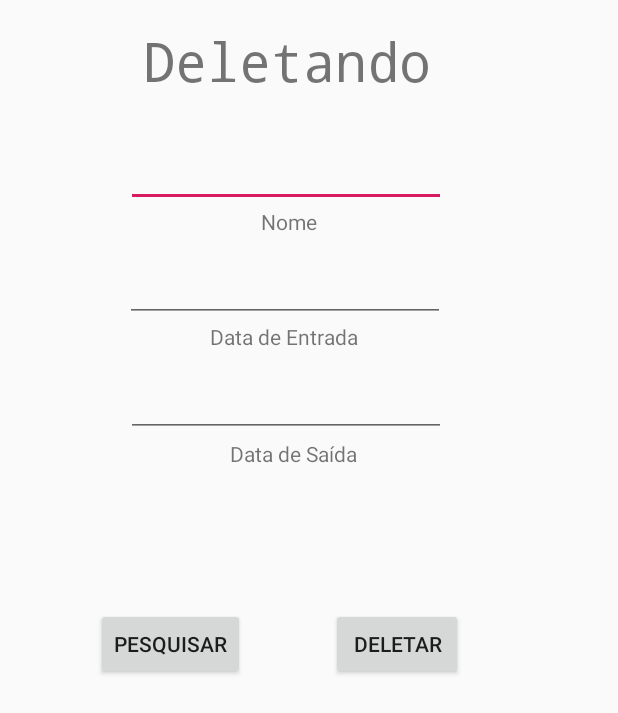
After one commit to FilipiLuvatos/Hotel-CC4652, an Android app: the layout delete_do_cliente.xml on its own in the app's theme, with its tools: preview values and no code run, on a phone screen of 412 x 824 dp. The commit adds this screen. Shown: the top 713 px of the screen. Run offline under Robolectric (Android 15) with nearby library versions, the phone set to English and light mode, and no system bars.

Commit message:
Fase 3.5
Finalizando pagina de delete

```diff
--- /dev/null
+++ b/HotelCC4652DP/app/src/main/res/layout/delete_do_cliente.xml
@@ -0,0 +1,110 @@
+<?xml version="1.0" encoding="utf-8"?>
+<android.support.constraint.ConstraintLayout
+    xmlns:android="http://schemas.android.com/apk/res/android"
+    xmlns:app="http://schemas.android.com/apk/res-auto"
+    xmlns:tools="http://schemas.android.com/tools"
+    android:layout_width="match_parent"
+    android:layout_height="match_parent">
+
+    <TextView
+        android:id="@+id/textView3"
+        android:layout_width="wrap_content"
+        android:layout_height="wrap_content"
+        android:layout_marginStart="95dp"
+        android:layout_marginLeft="95dp"
+        android:layout_marginTop="16dp"
+        android:text="Deletando"
+        android:textSize="36sp"
+        app:fontFamily="monospace"
+        app:layout_constraintStart_toStartOf="parent"
+        app:layout_constraintTop_toTopOf="parent" />
+
+    <EditText
+        android:id="@+id/editText"
+        android:layout_width="wrap_content"
+        android:layout_height="wrap_content"
+        android:layout_marginStart="84dp"
+        android:layout_marginLeft="84dp"
+        android:layout_marginTop="28dp"
+        android:ems="10"
+        android:inputType="textPersonName"
+        app:layout_constraintStart_toStartOf="parent"
+        app:layout_constraintTop_toBottomOf="@+id/textView3" />
+
+    <TextView
+        android:id="@+id/textView4"
+        android:layout_width="wrap_content"
+        android:layout_height="wrap_content"
+        android:layout_marginStart="174dp"
+        android:layout_marginLeft="174dp"
+        android:text="Nome"
+        app:layout_constraintStart_toStartOf="parent"
+        app:layout_constraintTop_toBottomOf="@+id/editText" />
+
+    <EditText
+        android:id="@+id/editText5"
+        android:layout_width="wrap_content"
+        android:layout_height="wrap_content"
+        android:layout_marginStart="83dp"
+        android:layout_marginLeft="83dp"
+        android:layout_marginTop="12dp"
+        android:ems="10"
+        android:inputType="textPersonName"
+        app:layout_constraintStart_toStartOf="parent"
+        app:layout_constraintTop_toBottomOf="@+id/textView4" />
+
+    <EditText
+        android:id="@+id/editText6"
+        android:layout_width="wrap_content"
+        android:layout_height="wrap_content"
+        android:layout_marginStart="84dp"
+        android:layout_marginLeft="84dp"
+        android:layout_marginTop="12dp"
+        android:ems="10"
+        android:inputType="textPersonName"
+        app:layout_constraintStart_toStartOf="parent"
+        app:layout_constraintTop_toBottomOf="@+id/textView5" />
+
+    <TextView
+        android:id="@+id/textView5"
+        android:layout_width="wrap_content"
+        android:layout_height="wrap_content"
+        android:layout_marginStart="140dp"
+        android:layout_marginLeft="140dp"
+        android:text="Data de Entrada"
+        app:layout_constraintStart_toStartOf="parent"
+        app:layout_constraintTop_toBottomOf="@+id/editText5" />
+
+    <TextView
+        android:id="@+id/textView20"
+        android:layout_width="wrap_content"
+        android:layout_height="wrap_content"
+        android:layout_marginStart="153dp"
+        android:layout_marginLeft="153dp"
+        android:layout_marginTop="1dp"
+        android:text="Data de Saída"
+        app:layout_constraintStart_toStartOf="parent"
+        app:layout_constraintTop_toBottomOf="@+id/editText6" />
+
+    <Button
+        android:id="@+id/button2"
+        android:layout_width="wrap_content"
+        android:layout_height="wrap_content"
+        android:layout_marginStart="64dp"
+        android:layout_marginLeft="64dp"
+        android:layout_marginTop="93dp"
+        android:text="Pesquisar"
+        app:layout_constraintStart_toStartOf="parent"
+        app:layout_constraintTop_toBottomOf="@+id/textView20" />
+
+    <Button
+        android:id="@+id/button3"
+        android:layout_width="wrap_content"
+        android:layout_height="wrap_content"
+        android:layout_marginStart="57dp"
+        android:layout_marginLeft="57dp"
+        android:layout_marginTop="93dp"
+        android:text="Deletar"
+        app:layout_constraintStart_toEndOf="@+id/button2"
+        app:layout_constraintTop_toBottomOf="@+id/textView20" />
+</android.support.constraint.ConstraintLayout>
```
Also changed, not shown: HotelCC4652DP/app/src/main/res/layout/cadastrar.xml (+16 -13 lines), HotelCC4652DP/app/src/main/res/layout/reservas.xml (+22 -22 lines).
